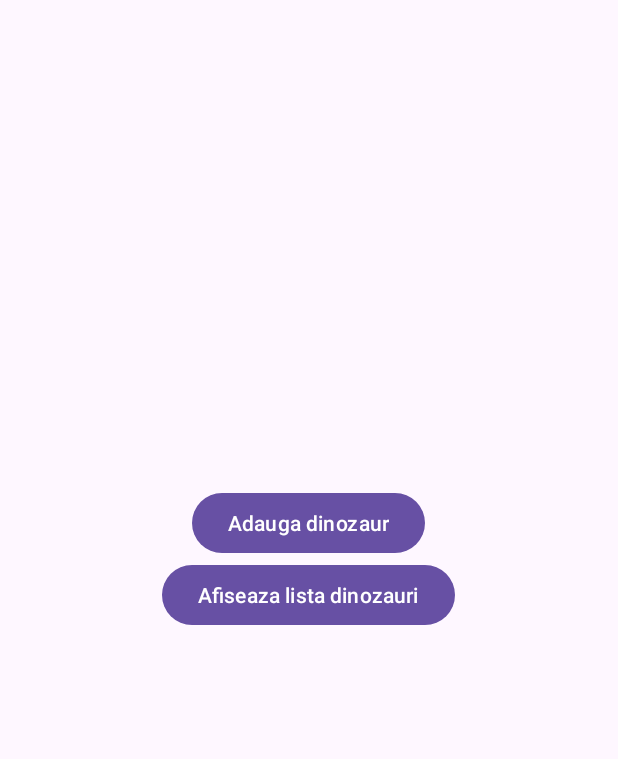
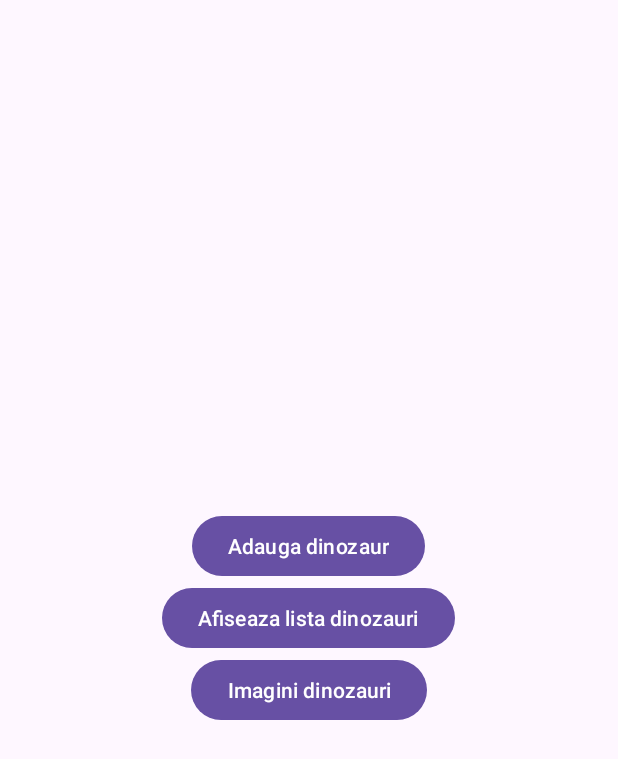
Before and after one commit to ChiritaDiana/Chirita_Diana_ActivitateDAM2026, an Android app: the screen it shows after launch (MainActivity), on a phone screen of 412 x 824 dp. Shown: the top 759 px of the screen. Run offline under Robolectric (Android 15) with nearby library versions, the phone set to English and light mode, and no system bars.

Commit message:
Seminarul 8

```diff
--- a/s04_exercitiu/src/main/java/ro/ase/dam/s04_exercitiu/AdaugaDinozaur.java
+++ b/s04_exercitiu/src/main/java/ro/ase/dam/s04_exercitiu/AdaugaDinozaur.java
@@ -22,8 +22,6 @@ import androidx.core.view.ViewCompat;
 import androidx.core.view.WindowInsetsCompat;
 
 public class AdaugaDinozaur extends AppCompatActivity {
-
-    public static final String EXTRA_DINOZAUR = "EXTRA_DINOZAUR";
     private EditText etNume;
     private CheckBox cbCarnivor;
     private RadioGroup rgHabitat;
@@ -45,7 +43,7 @@ public class AdaugaDinozaur extends AppCompatActivity {
             return insets;
         });
 
-        Dinozaur dinozaurPrimit = IntentCompat.getParcelableExtra(getIntent(), EXTRA_DINOZAUR, Dinozaur.class);
+        Dinozaur dinozaurPrimit = IntentCompat.getParcelableExtra(getIntent(), "dinozaur", Dinozaur.class);
 
         etNume = findViewById(R.id.etNume);
         cbCarnivor = findViewById(R.id.cbCarnivor);
@@ -91,7 +89,7 @@ public class AdaugaDinozaur extends AppCompatActivity {
                     swDescoperitRecent.isChecked());
 
             Intent rezultat = new Intent();
-            rezultat.putExtra(EXTRA_DINOZAUR, dino);
+            rezultat.putExtra("dinozaur", dino);
             setResult(RESULT_OK, rezultat);
             finish();
         });
--- a/s04_exercitiu/src/main/java/ro/ase/dam/s04_exercitiu/MainActivity.java
+++ b/s04_exercitiu/src/main/java/ro/ase/dam/s04_exercitiu/MainActivity.java
@@ -21,27 +21,51 @@ import java.util.ArrayList;
 public class MainActivity extends AppCompatActivity {
 
     private final ArrayList<Dinozaur> listaDinozauri = new ArrayList<>();
-
     private TextView tvRezultat;
 
-//    private final ActivityResultLauncher<Intent> launcher = registerForActivityResult(
-//            new ActivityResultContracts.StartActivityForResult(),
-//            result -> {
-//                if (result.getResultCode() == RESULT_OK && result.getData() != null) {
-//                    Dinozaur dino = (Dinozaur) result.getData()
-//                            .getSerializableExtra(AdaugaDinozaur.EXTRA_DINOZAUR);
-//                    if (dino != null) {
-//                        tvRezultat.setText(dino.toString());
-//                        Toast.makeText(this, dino.toString(), Toast.LENGTH_LONG).show();
-//                    }
-//                }
-//            });
+    @Override
+    protected void onCreate(Bundle savedInstanceState) {
+        super.onCreate(savedInstanceState);
+        EdgeToEdge.enable(this);
+        setContentView(R.layout.activity_main);
+        ViewCompat.setOnApplyWindowInsetsListener(findViewById(R.id.main), (v, insets) -> {
+            Insets systemBars = insets.getInsets(WindowInsetsCompat.Type.systemBars());
+            v.setPadding(systemBars.left, systemBars.top, systemBars.right, systemBars.bottom);
+            return insets;
+        });
+
+//        tvRezultat = findViewById(R.id.tvRezultat);
+//        Button btnAdauga = findViewById(R.id.btnAdaugaDino);
+//        btnAdauga.setOnClickListener(v ->
+//                adaugaLauncher.launch(new Intent(this, AdaugaDinozaur.class)));
+
+        Button btnAdaugaDino = findViewById(R.id.btnAdaugaDino);
+        btnAdaugaDino.setOnClickListener(v->{
+            Intent intent = new Intent(MainActivity.this, AdaugaDinozaur.class);
+            adaugaLauncher.launch(intent);
+        });
+
+        Button btnAfiseazaLista = findViewById(R.id.btnAfiseazaLista);
+        btnAfiseazaLista.setOnClickListener(v->{
+            Intent intent = new Intent(MainActivity.this, ListaDinozauri.class);
+            intent.putParcelableArrayListExtra("lista", listaDinozauri);                listaLauncher.launch(intent);
+            listaLauncher.launch(intent);
+        });
+
+
+        Button btnImaginiDinozauri = findViewById(R.id.btnImaginiDinozauri);
+        btnImaginiDinozauri.setOnClickListener(v->{
+            Intent intent = new Intent(this, ActivitateImagini.class);
+            startActivity(intent);
+        });
+    }
+
 
     private final ActivityResultLauncher<Intent> adaugaLauncher = registerForActivityResult(
             new ActivityResultContracts.StartActivityForResult(),
             result -> {
                 if (result.getResultCode() == RESULT_OK && result.getData() != null) {
-                    Dinozaur dino = IntentCompat.getParcelableExtra(result.getData(), AdaugaDinozaur.EXTRA_DINOZAUR, Dinozaur.class);
+                    Dinozaur dino = IntentCompat.getParcelableExtra(result.getData(), "dinozaur", Dinozaur.class);
 
                     if (dino != null) {
                         listaDinozauri.add(dino);
@@ -54,7 +78,7 @@ public class MainActivity extends AppCompatActivity {
             new ActivityResultContracts.StartActivityForResult(),
             result -> {
                 if (result.getResultCode() == RESULT_OK && result.getData() != null) {
-                    ArrayList<Dinozaur> listaActualizata = IntentCompat.getParcelableArrayListExtra(result.getData(), ListaDinozauri.EXTRA_LISTA, Dinozaur.class);
+                    ArrayList<Dinozaur> listaActualizata = IntentCompat.getParcelableArrayListExtra(result.getData(), "lista", Dinozaur.class);
 
                     if(listaActualizata != null){
                         listaDinozauri.clear();
@@ -63,29 +87,5 @@ public class MainActivity extends AppCompatActivity {
                 }
             });
 
-    @Override
-    protected void onCreate(Bundle savedInstanceState) {
-        super.onCreate(savedInstanceState);
-        EdgeToEdge.enable(this);
-        setContentView(R.layout.activity_main);
-        ViewCompat.setOnApplyWindowInsetsListener(findViewById(R.id.main), (v, insets) -> {
-            Insets systemBars = insets.getInsets(WindowInsetsCompat.Type.systemBars());
-            v.setPadding(systemBars.left, systemBars.top, systemBars.right, systemBars.bottom);
-            return insets;
-        });
 
-        tvRezultat = findViewById(R.id.tvRezultat);
-        Button btnAdauga = findViewById(R.id.btnAdaugaDino);
-        btnAdauga.setOnClickListener(v ->
-                adaugaLauncher.launch(new Intent(this, AdaugaDinozaur.class)));
-
-
-        findViewById(R.id.btnAfiseazaLista).setOnClickListener(new View.OnClickListener() {
-            @Override
-            public void onClick(View v) {
-                Intent intent = new Intent(MainActivity.this, ListaDinozauri.class);
-                intent.putParcelableArrayListExtra(ListaDinozauri.EXTRA_LISTA, listaDinozauri);                listaLauncher.launch(intent);
-            }
-        });
-    }
 }
--- a/s04_exercitiu/src/main/res/layout/activity_main.xml
+++ b/s04_exercitiu/src/main/res/layout/activity_main.xml
@@ -24,12 +24,18 @@
         android:layout_height="wrap_content"
         android:text="@string/afiseaza_lista_dinozauri" />
 
-    <TextView
-        android:id="@+id/tvRezultat"
-        android:layout_width="match_parent"
+<!--    <TextView-->
+<!--        android:id="@+id/tvRezultat"-->
+<!--        android:layout_width="match_parent"-->
+<!--        android:layout_height="wrap_content"-->
+<!--        android:layout_marginTop="24dp"-->
+<!--        android:padding="16dp"-->
+<!--        android:textSize="16sp" />-->
+
+    <Button
+        android:id="@+id/btnImaginiDinozauri"
+        android:layout_width="wrap_content"
         android:layout_height="wrap_content"
-        android:layout_marginTop="24dp"
-        android:padding="16dp"
-        android:textSize="16sp" />
+        android:text= "@string/imagini_dinozauri" />
 
 </LinearLayout>
--- a/s04_exercitiu/src/main/res/values/strings.xml
+++ b/s04_exercitiu/src/main/res/values/strings.xml
@@ -15,6 +15,7 @@
     <string name="perioada">Perioada</string>
     <string name="periculozitate">Periculozitate</string>
     <string name="afiseaza_lista_dinozauri">Afiseaza lista dinozauri</string>
+    <string name="imagini_dinozauri">Imagini dinozauri</string>
 
     <string-array name="perioade_dinozauri">
         <item>Triasic</item>
```
Also changed, not shown: s04_exercitiu/src/main/AndroidManifest.xml (+10 -1 lines), s04_exercitiu/src/main/java/ro/ase/dam/s04_exercitiu/ActivitateImagini.java (added, +93 -0 lines), s04_exercitiu/src/main/java/ro/ase/dam/s04_exercitiu/ImagineAdapter.java (added, +54 -0 lines), s04_exercitiu/src/main/java/ro/ase/dam/s04_exercitiu/ImaginiDomeniu.java (added, +39 -0 lines), s04_exercitiu/src/main/java/ro/ase/dam/s04_exercitiu/ListaDinozauri.java (+25 -32 lines), s04_exercitiu/src/main/java/ro/ase/dam/s04_exercitiu/WebViewActivity.java (added, +34 -0 lines), s04_exercitiu/src/main/res/layout/activity_imagini.xml (added, +23 -0 lines), s04_exercitiu/src/main/res/layout/activity_web_view.xml (added, +17 -0 lines), s04_exercitiu/src/main/res/layout/layout_imagine.xml (added, +23 -0 lines).
